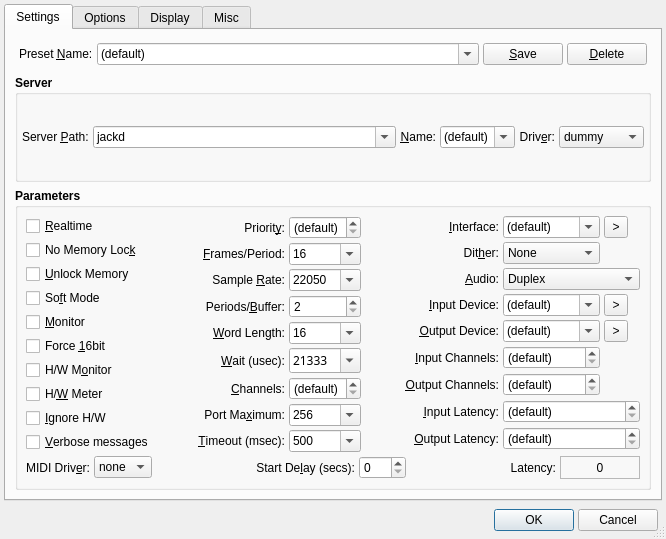
Old version of the form src/qjackctlSetupForm.ui in the repository eurogiciel-oss/qjackctl.
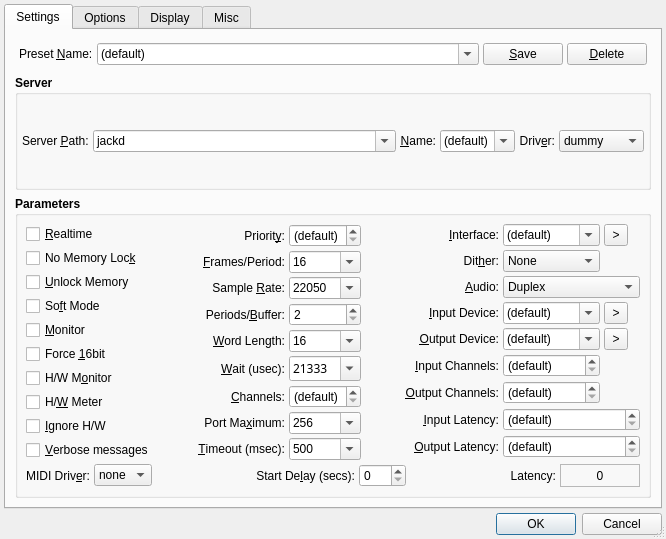
New version of the form. Icons and pictures are not drawn.

Commit message: - General standard dialog buttons layout is now in place.

The edit to the form file:
```diff
--- a/src/qjackctlSetupForm.ui
+++ b/src/qjackctlSetupForm.ui
@@ -4315,50 +4315,14 @@
     </widget>
    </item>
    <item>
-    <layout class="QHBoxLayout" >
-     <property name="margin" >
-      <number>4</number>
+    <widget class="QDialogButtonBox" name="DialogButtonBox">
+     <property name="orientation">
+      <enum>Qt::Horizontal</enum>
      </property>
-     <property name="spacing" >
-      <number>4</number>
+     <property name="standardButtons">
+      <set>QDialogButtonBox::Cancel|QDialogButtonBox::Ok</set>
      </property>
-     <item>
-      <spacer>
-       <property name="orientation" >
-        <enum>Qt::Horizontal</enum>
-       </property>
-       <property name="sizeType" >
-        <enum>QSizePolicy::Expanding</enum>
-       </property>
-       <property name="sizeHint" >
-        <size>
-         <width>160</width>
-         <height>8</height>
-        </size>
-       </property>
-      </spacer>
-     </item>
-     <item>
-      <widget class="QPushButton" name="OkPushButton" >
-       <property name="text" >
-        <string>OK</string>
-       </property>
-       <property name="icon" >
-        <iconset resource="qjackctl.qrc" >:/images/accept1.png</iconset>
-       </property>
-      </widget>
-     </item>
-     <item>
-      <widget class="QPushButton" name="CancelPushButton" >
-       <property name="text" >
-        <string>Cancel</string>
-       </property>
-       <property name="icon" >
-        <iconset resource="qjackctl.qrc" >:/images/quit1.png</iconset>
-       </property>
-      </widget>
-     </item>
-    </layout>
+    </widget>
    </item>
   </layout>
  </widget>
```
Left out of the diff: 3 changed lines with no effect on the pictures. The commit also changes 13 other files.
